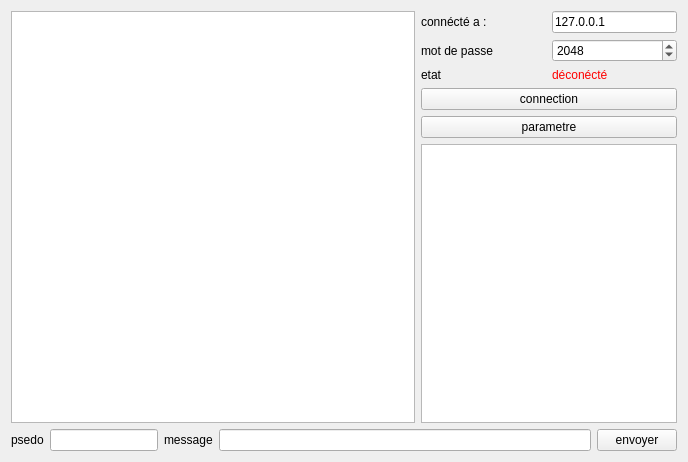
This is client/chat/widget.ui in https-github-com-anantasystem/AnantaSystem as Qt 5 draws it before an edit. The edited form follows.
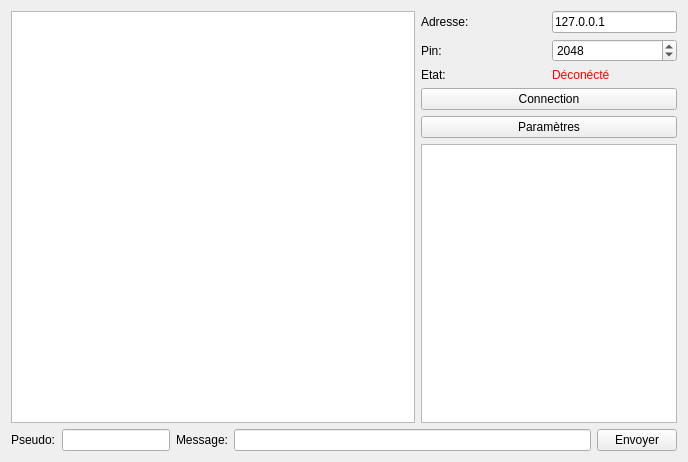
This is the edited form. Icons and pictures are not drawn.

What changed in the file:
```diff
--- a/client/chat/widget.ui
+++ b/client/chat/widget.ui
@@ -21,29 +21,49 @@
   </property>
   <property name="windowIcon">
    <iconset resource="resources.qrc">
-    <normaloff>:/images/Ananta.png</normaloff>:/images/Ananta.png</iconset>
+    <normaloff>:/image/Ananta.png</normaloff>:/image/Ananta.png</iconset>
   </property>
   <layout class="QGridLayout" name="gridLayout">
    <item row="1" column="1">
     <layout class="QGridLayout" name="gridLayout_4">
-     <item row="3" column="1">
-      <widget class="QLabel" name="conectstatelabel">
+     <item row="5" column="0" colspan="2">
+      <widget class="QPushButton" name="parametrebuton_2">
+       <property name="maximumSize">
+        <size>
+         <width>16777215</width>
+         <height>16777215</height>
+        </size>
+       </property>
        <property name="text">
-        <string>&lt;html&gt;&lt;head/&gt;&lt;body&gt;&lt;p&gt;&lt;span style=&quot; color:#ff0000;&quot;&gt;déconécté&lt;/span&gt;&lt;/p&gt;&lt;/body&gt;&lt;/html&gt;</string>
+        <string>Paramètres</string>
        </property>
       </widget>
      </item>
      <item row="1" column="0">
       <widget class="QLabel" name="label_5">
        <property name="text">
-        <string>connécté a :</string>
+        <string>Adresse:</string>
        </property>
       </widget>
      </item>
-     <item row="3" column="0">
-      <widget class="QLabel" name="label_6">
+     <item row="4" column="0" colspan="2">
+      <widget class="QPushButton" name="conectbuton">
        <property name="text">
-        <string>etat</string>
+        <string>Connection</string>
+       </property>
+      </widget>
+     </item>
+     <item row="2" column="0">
+      <widget class="QLabel" name="label_4">
+       <property name="text">
+        <string>Pin:</string>
+       </property>
+      </widget>
+     </item>
+     <item row="6" column="0" colspan="2">
+      <widget class="QListWidget" name="clientlist">
+       <property name="styleSheet">
+        <string notr="true"/>
        </property>
       </widget>
      </item>
@@ -55,6 +75,9 @@
          <height>16777215</height>
         </size>
        </property>
+       <property name="styleSheet">
+        <string notr="true"/>
+       </property>
        <property name="minimum">
         <number>1024</number>
        </property>
@@ -66,13 +89,6 @@
        </property>
       </widget>
      </item>
-     <item row="2" column="0">
-      <widget class="QLabel" name="label_4">
-       <property name="text">
-        <string>mot de passe</string>
-       </property>
-      </widget>
-     </item>
      <item row="1" column="1">
       <widget class="QLineEdit" name="serveurip">
        <property name="sizePolicy">
@@ -86,33 +102,27 @@
        </property>
       </widget>
      </item>
-     <item row="4" column="0" colspan="2">
-      <widget class="QPushButton" name="conectbuton">
+     <item row="3" column="1">
+      <widget class="QLabel" name="conectstatelabel">
        <property name="text">
-        <string>connection</string>
+        <string>&lt;html&gt;&lt;head/&gt;&lt;body&gt;&lt;p&gt;&lt;span style=&quot; color:#ff0000;&quot;&gt;Déconécté&lt;/span&gt;&lt;/p&gt;&lt;/body&gt;&lt;/html&gt;</string>
        </property>
       </widget>
      </item>
-     <item row="5" column="0" colspan="2">
-      <widget class="QPushButton" name="parametrebuton">
-       <property name="maximumSize">
-        <size>
-         <width>16777215</width>
-         <height>16777215</height>
-        </size>
-       </property>
+     <item row="3" column="0">
+      <widget class="QLabel" name="label_6">
        <property name="text">
-        <string>parametre</string>
+        <string>Etat:</string>
        </property>
       </widget>
      </item>
-     <item row="6" column="0" colspan="2">
-      <widget class="QListWidget" name="clientlist"/>
-     </item>
     </layout>
    </item>
    <item row="1" column="0">
     <widget class="QTextBrowser" name="messagelist">
+     <property name="styleSheet">
+      <string notr="true"/>
+     </property>
      <property name="html">
       <string>&lt;!DOCTYPE HTML PUBLIC &quot;-//W3C//DTD HTML 4.0//EN&quot; &quot;http://www.w3.org/TR/REC-html40/strict.dtd&quot;&gt;
 &lt;html&gt;&lt;head&gt;&lt;meta name=&quot;qrichtext&quot; content=&quot;1&quot; /&gt;&lt;style type=&quot;text/css&quot;&gt;
@@ -127,7 +137,7 @@
      <item>
       <widget class="QLabel" name="label_psedo">
        <property name="text">
-        <string>psedo</string>
+        <string>Pseudo:</string>
        </property>
       </widget>
      </item>
@@ -137,7 +147,7 @@
      <item>
       <widget class="QLabel" name="label_message_3">
        <property name="text">
-        <string>message</string>
+        <string>Message:</string>
        </property>
       </widget>
      </item>
@@ -150,10 +160,10 @@
         <string notr="true"/>
        </property>
        <property name="text">
-        <string>envoyer</string>
+        <string>Envoyer</string>
        </property>
        <property name="icon">
-        <iconset resource="resources.qrc">
+        <iconset>
          <normaloff>:/images/sent.png</normaloff>:/images/sent.png</iconset>
        </property>
       </widget>
```
